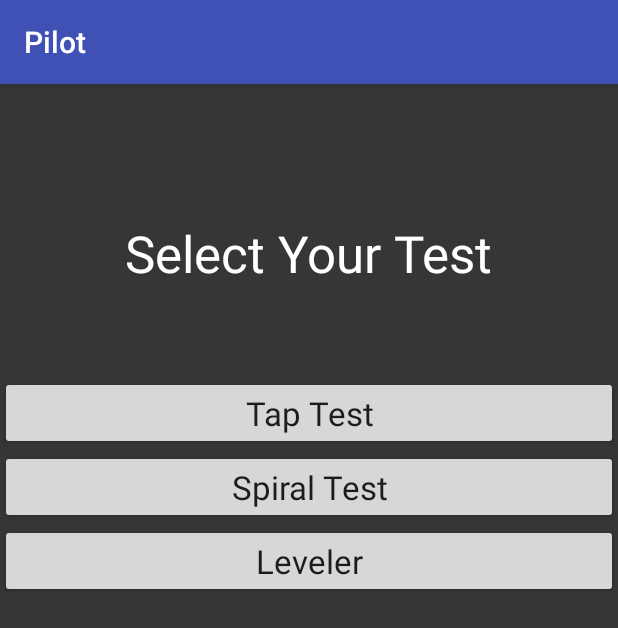
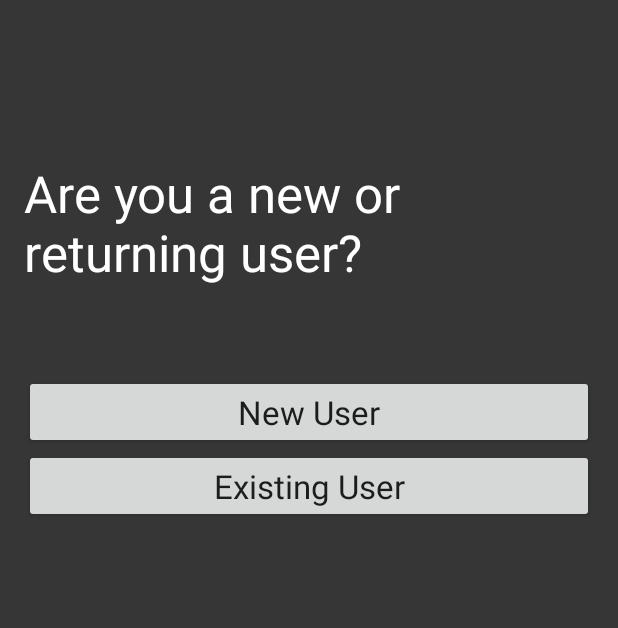
Before and after one commit to jaemoonpark/TapDemo, an Android app: the screen it shows after launch (WelcomeActivity before the commit, LoginActivity after it), on a phone screen of 412 x 824 dp. Shown: the top 628 px of the screen. Run offline under Robolectric (Android 15) with nearby library versions, the phone set to English and light mode, and no system bars.

Commit message:
lots of work done trying to allow unique data to be stored for a number of users

```diff
--- a/app/build.gradle
+++ b/app/build.gradle
@@ -20,6 +20,7 @@ android {
             debuggable true
         }
     }
+
 }
 
 dependencies {
--- /dev/null
+++ b/app/src/main/res/layout/activity_login.xml
@@ -0,0 +1,46 @@
+<?xml version="1.0" encoding="utf-8"?>
+<RelativeLayout xmlns:android="http://schemas.android.com/apk/res/android"
+    xmlns:tools="http://schemas.android.com/tools"
+    android:id="@+id/activity_login"
+    android:layout_width="match_parent"
+    android:layout_height="match_parent"
+    android:paddingBottom="@dimen/activity_vertical_margin"
+    android:paddingLeft="@dimen/activity_horizontal_margin"
+    android:paddingRight="@dimen/activity_horizontal_margin"
+    android:paddingTop="@dimen/activity_vertical_margin"
+    android:background="#363636"
+    tools:context="com.example.pilot.LoginActivity">
+
+    <TextView
+        android:text="Are you a new or returning user?"
+        android:layout_width="wrap_content"
+        android:layout_height="wrap_content"
+        android:textColor="#FFF"
+        android:layout_marginTop="90dp"
+        android:id="@+id/textView2"
+        android:textAppearance="@style/TextAppearance.AppCompat.Display1"
+        android:fontFamily="sans-serif"
+        android:layout_alignParentTop="true"
+        android:layout_centerHorizontal="true" />
+
+    <Button
+        android:layout_width="match_parent"
+        android:layout_height="wrap_content"
+        android:text="New User"
+        android:onClick="createUser"
+        android:layout_marginTop="59dp"
+        android:textAppearance="@android:style/TextAppearance.DeviceDefault.Large"
+        android:layout_below="@+id/textView2"
+        android:layout_centerHorizontal="true"
+        android:id="@+id/NewUserbutton" />
+
+    <Button
+        android:layout_width="match_parent"
+        android:layout_height="wrap_content"
+        android:text="Existing User"
+        android:textAppearance="@android:style/TextAppearance.DeviceDefault.Large"
+        android:layout_below="@+id/NewUserbutton"
+        android:layout_centerHorizontal="true"
+        android:id="@+id/ExistingUserbutton" />
+
+</RelativeLayout>
--- a/app/src/main/res/layout/activity_welcome.xml
+++ b/app/src/main/res/layout/activity_welcome.xml
@@ -11,7 +11,7 @@
         android:layout_width="match_parent"
         android:layout_height="wrap_content"
         android:text="Tap Test"
-        android:onClick="startTest"
+        android:onClick="tapTest"
         android:layout_marginTop="59dp"
         android:textAppearance="@android:style/TextAppearance.DeviceDefault.Large"
         android:layout_below="@+id/textView2"
--- a/build.gradle
+++ b/build.gradle
@@ -12,6 +12,8 @@ buildscript {
     }
 }
 
+
+
 allprojects {
     repositories {
         jcenter()
```
Also changed, not shown: app/src/main/AndroidManifest.xml (+12 -2 lines), app/src/main/java/com/example/pilot/LoginActivity.java (added, +147 -0 lines), app/src/main/java/com/example/pilot/TapTestActivity.java (+31 -0 lines), app/src/main/java/com/example/pilot/WelcomeActivity.java (+29 -1 lines), app/src/main/res/layout/activity_tap_test.xml (+8 -0 lines), app/src/main/res/layout/existinguserview.xml (added, +8 -0 lines), app/src/main/res/layout/login_view.xml (added, +112 -0 lines).
